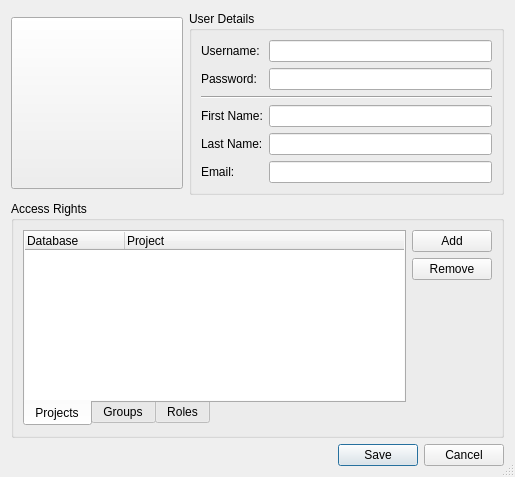
Qt form forms/repodialoguser.ui (3drepo/3drepogui) before a commit.
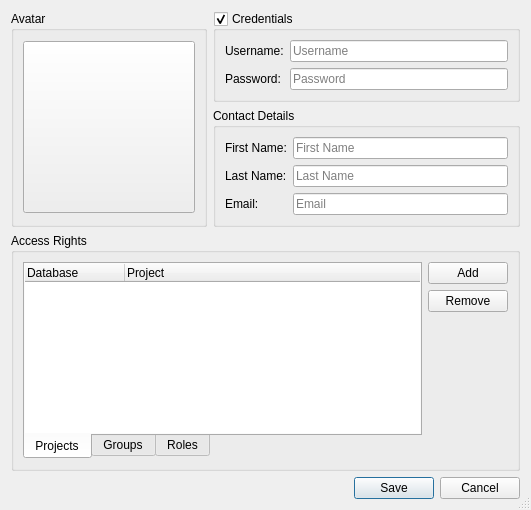
The same form after that commit.

Commit message: User dialog finished. TODO: avatar image.

Patch:
```diff
--- a/forms/repodialoguser.ui
+++ b/forms/repodialoguser.ui
@@ -6,8 +6,8 @@
    <rect>
     <x>0</x>
     <y>0</y>
-    <width>515</width>
-    <height>477</height>
+    <width>531</width>
+    <height>510</height>
    </rect>
   </property>
   <property name="sizePolicy">
@@ -54,6 +54,12 @@
        <number>0</number>
       </property>
       <item>
+       <widget class="QGroupBox" name="profilePictureGroupBox">
+        <property name="title">
+         <string>Avatar</string>
+        </property>
+        <layout class="QVBoxLayout" name="verticalLayout_7">
+         <item>
        <widget class="QPushButton" name="avatarPushButton">
         <property name="sizePolicy">
          <sizepolicy hsizetype="Fixed" vsizetype="Fixed">
@@ -87,21 +93,45 @@
         </property>
        </widget>
       </item>
+        </layout>
+       </widget>
+      </item>
       <item>
-       <widget class="QGroupBox" name="userDetailsGroupBox">
-        <property name="sizePolicy">
-         <sizepolicy hsizetype="Minimum" vsizetype="Maximum">
-          <horstretch>0</horstretch>
-          <verstretch>0</verstretch>
-         </sizepolicy>
+       <widget class="QFrame" name="frame">
+        <property name="frameShape">
+         <enum>QFrame::NoFrame</enum>
         </property>
+        <property name="frameShadow">
+         <enum>QFrame::Raised</enum>
+        </property>
+        <property name="lineWidth">
+         <number>0</number>
+        </property>
+        <layout class="QVBoxLayout" name="verticalLayout_6">
+         <property name="leftMargin">
+          <number>0</number>
+         </property>
+         <property name="topMargin">
+          <number>0</number>
+         </property>
+         <property name="rightMargin">
+          <number>0</number>
+         </property>
+         <property name="bottomMargin">
+          <number>0</number>
+         </property>
+         <item>
+          <widget class="QGroupBox" name="credentialsGroupBox">
         <property name="title">
-         <string>User Details</string>
-        </property>
-        <layout class="QFormLayout" name="formLayout_2">
-         <property name="fieldGrowthPolicy">
-          <enum>QFormLayout::AllNonFixedFieldsGrow</enum>
-         </property>
+            <string>Credentials</string>
+           </property>
+           <property name="checkable">
+            <bool>true</bool>
+           </property>
+           <property name="checked">
+            <bool>true</bool>
+           </property>
+           <layout class="QFormLayout" name="formLayout_3">
          <item row="0" column="0">
           <widget class="QLabel" name="usernameLabel">
            <property name="text">
@@ -110,7 +140,17 @@
           </widget>
          </item>
          <item row="0" column="1">
-          <widget class="QLineEdit" name="usernameLineEdit"/>
+             <widget class="QLineEdit" name="usernameLineEdit">
+              <property name="inputMask">
+               <string/>
+              </property>
+              <property name="text">
+               <string/>
+              </property>
+              <property name="placeholderText">
+               <string>Username</string>
+              </property>
+             </widget>
          </item>
          <item row="1" column="0">
           <widget class="QLabel" name="passwordLabel">
@@ -124,44 +164,64 @@
            <property name="echoMode">
             <enum>QLineEdit::Password</enum>
            </property>
-          </widget>
-         </item>
-         <item row="2" column="0" colspan="2">
-          <widget class="Line" name="line">
-           <property name="orientation">
-            <enum>Qt::Horizontal</enum>
-           </property>
+              <property name="placeholderText">
+               <string>Password</string>
+              </property>
+             </widget>
+            </item>
+           </layout>
           </widget>
          </item>
-         <item row="3" column="0">
+         <item>
+          <widget class="QGroupBox" name="contactDetailsGroupBox">
+           <property name="title">
+            <string>Contact Details</string>
+           </property>
+           <layout class="QFormLayout" name="formLayout">
+            <item row="0" column="0">
           <widget class="QLabel" name="firstNameLabel">
            <property name="text">
             <string>First Name:</string>
            </property>
           </widget>
          </item>
-         <item row="3" column="1">
-          <widget class="QLineEdit" name="firstNameLineEdit"/>
-         </item>
-         <item row="4" column="0">
+            <item row="0" column="1">
+             <widget class="QLineEdit" name="firstNameLineEdit">
+              <property name="placeholderText">
+               <string>First Name</string>
+              </property>
+             </widget>
+            </item>
+            <item row="1" column="0">
           <widget class="QLabel" name="lastNameLabel">
            <property name="text">
             <string>Last Name:</string>
            </property>
           </widget>
          </item>
-         <item row="4" column="1">
-          <widget class="QLineEdit" name="emailLineEdit"/>
-         </item>
-         <item row="5" column="0">
+            <item row="2" column="0">
           <widget class="QLabel" name="emailLabel">
            <property name="text">
             <string>Email:</string>
            </property>
           </widget>
          </item>
-         <item row="5" column="1">
-          <widget class="QLineEdit" name="lastNameLineEdit"/>
+            <item row="1" column="1">
+             <widget class="QLineEdit" name="lastNameLineEdit">
+              <property name="placeholderText">
+               <string>Last Name</string>
+              </property>
+             </widget>
+            </item>
+            <item row="2" column="1">
+             <widget class="QLineEdit" name="emailLineEdit">
+              <property name="placeholderText">
+               <string>Email</string>
+              </property>
+             </widget>
+            </item>
+           </layout>
+          </widget>
          </item>
         </layout>
        </widget>
```
Lines whose indentation alone changed are shown as unchanged. The commit also changes 7 other files.
